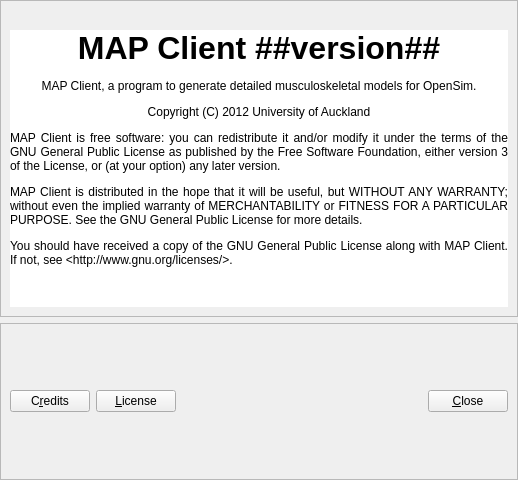
Before: the Qt Designer form src/mapclient/view/dialogs/about/qt/aboutdialog.ui in MusculoskeletalAtlasProject/mapclient, drawn with Qt 5.
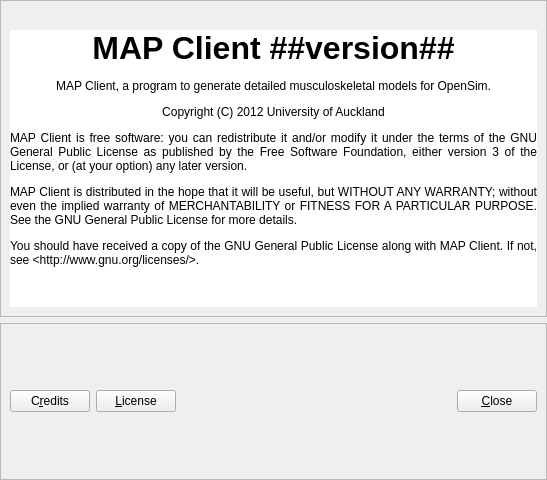
After: the same form once the commit is applied. Icons and pictures are not drawn.

The edit to the form file:
```diff
--- a/src/mapclient/view/dialogs/about/qt/aboutdialog.ui
+++ b/src/mapclient/view/dialogs/about/qt/aboutdialog.ui
@@ -9,7 +9,7 @@
    <rect>
     <x>0</x>
     <y>0</y>
-    <width>518</width>
+    <width>547</width>
     <height>480</height>
    </rect>
   </property>
```
Left out of the diff: 4 changed lines with no effect on the pictures.
